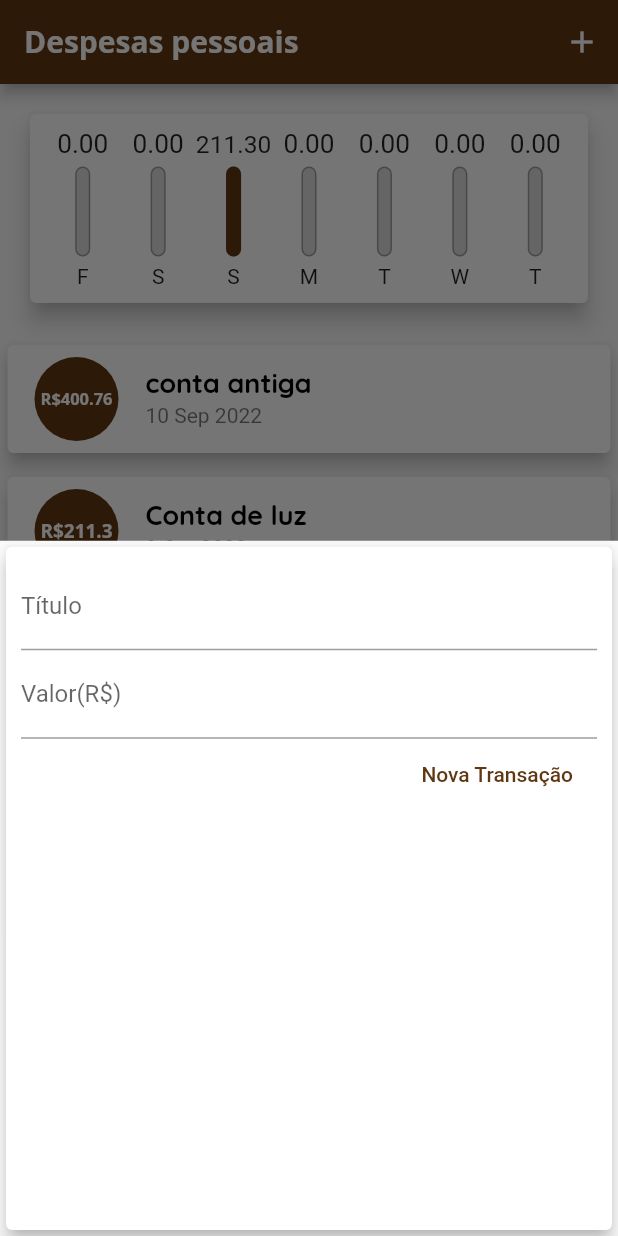
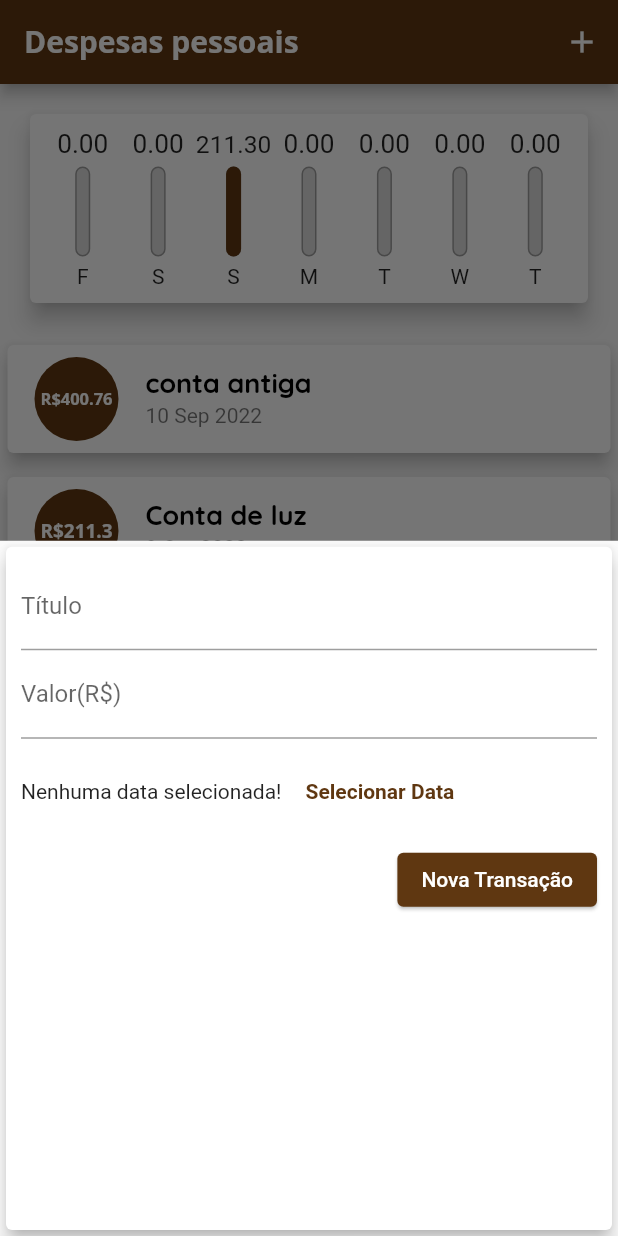
Before and after one commit to FelipeCourtois/despesas_app, a Flutter app: the screen it shows after launch, after a tap on the "add" icon, on a phone screen of 412 x 824 dp. Run offline on Flutter 3.47's test engine with Material 2 defaults, Android fonts, the phone set to English and light mode, and no system bars.

Commit message:
Preparando o formulário

```diff
--- a/lib/components/transaction_form.dart
+++ b/lib/components/transaction_form.dart
@@ -44,6 +44,27 @@ class _TransactionFormState extends State<TransactionForm> {
               onSubmitted: (_) => _submitForm(),
               decoration: InputDecoration(labelText: 'Valor(R\$)'),
             ),
+            Container(
+              height: 70,
+              child: Row(
+                children: [
+                  Text('Nenhuma data selecionada!'),
+                  ElevatedButton(
+                    onPressed: () {},
+                    child: Text(
+                      'Selecionar Data',
+                      style: TextStyle(
+                        fontWeight: FontWeight.bold,
+                      ),
+                    ),
+                    style: ElevatedButton.styleFrom(
+                        foregroundColor: Theme.of(context).colorScheme.primary,
+                        backgroundColor: Colors.white,
+                        elevation: 0),
+                  )
+                ],
+              ),
+            ),
             Row(
               mainAxisAlignment: MainAxisAlignment.end,
               children: [
@@ -53,9 +74,10 @@ class _TransactionFormState extends State<TransactionForm> {
                   },
                   child: Text('Nova Transação'),
                   style: ElevatedButton.styleFrom(
-                      foregroundColor: Theme.of(context).colorScheme.primary,
-                      backgroundColor: Colors.white,
-                      elevation: 0),
+                    foregroundColor: Colors.white,
+                    backgroundColor: Theme.of(context).colorScheme.primary,
+                    elevation: 1,
+                  ),
                 ),
               ],
             )
```
